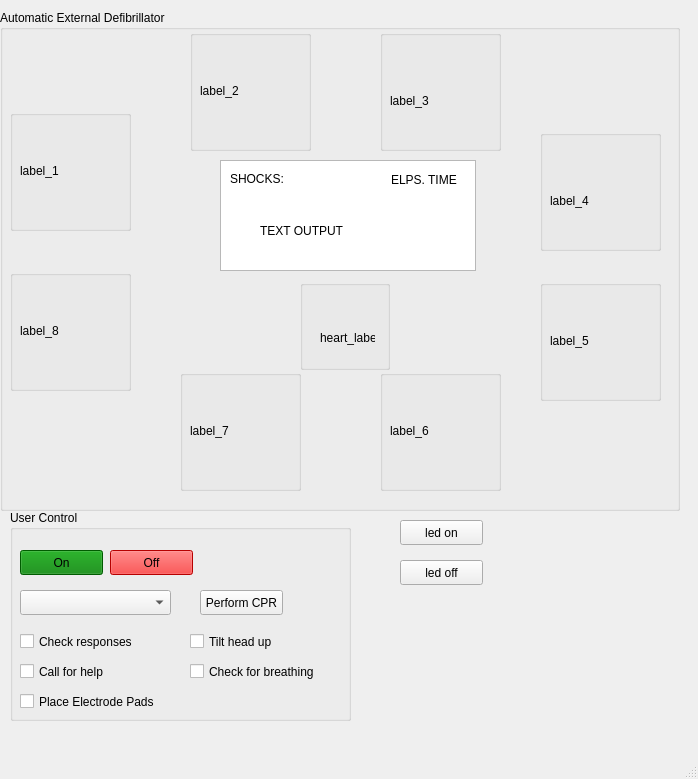
The window that src/mainwindow.ui (vishalparmar01/COMP3004_Project) describes before a commit, drawn with Qt 5.
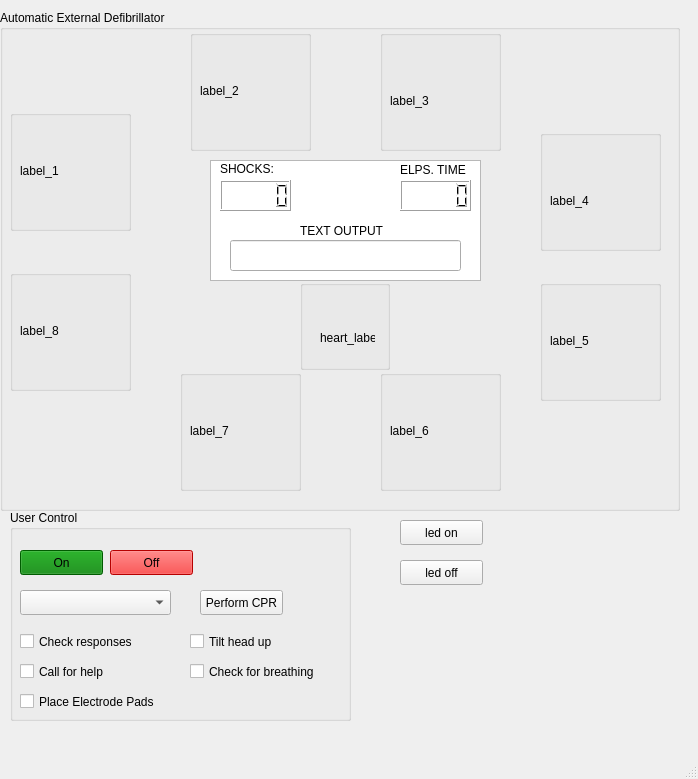
The same window after the commit.

Commit message: Created a Battery class to handle battery functionality. Added powerOn SLOT.

```diff
--- a/src/mainwindow.ui
+++ b/src/mainwindow.ui
@@ -561,17 +561,17 @@
     <widget class="QTextBrowser" name="textBrowser">
      <property name="geometry">
       <rect>
-       <x>220</x>
+       <x>210</x>
        <y>150</y>
-       <width>256</width>
-       <height>111</height>
+       <width>271</width>
+       <height>121</height>
       </rect>
      </property>
     </widget>
     <widget class="QLabel" name="label">
      <property name="geometry">
       <rect>
-       <x>260</x>
+       <x>300</x>
        <y>200</y>
        <width>171</width>
        <height>41</height>
@@ -584,8 +584,8 @@
     <widget class="QLabel" name="label_9">
      <property name="geometry">
       <rect>
-       <x>230</x>
-       <y>160</y>
+       <x>220</x>
+       <y>150</y>
        <width>81</width>
        <height>17</height>
       </rect>
@@ -597,8 +597,8 @@
     <widget class="QLabel" name="label_10">
      <property name="geometry">
       <rect>
-       <x>391</x>
-       <y>160</y>
+       <x>400</x>
+       <y>150</y>
        <width>71</width>
        <height>20</height>
       </rect>
@@ -607,6 +607,36 @@
       <string>ELPS. TIME</string>
      </property>
     </widget>
+    <widget class="QLCDNumber" name="shocks">
+     <property name="geometry">
+      <rect>
+       <x>220</x>
+       <y>170</y>
+       <width>71</width>
+       <height>31</height>
+      </rect>
+     </property>
+    </widget>
+    <widget class="QLCDNumber" name="elapsedTime">
+     <property name="geometry">
+      <rect>
+       <x>400</x>
+       <y>170</y>
+       <width>71</width>
+       <height>31</height>
+      </rect>
+     </property>
+    </widget>
+    <widget class="QLineEdit" name="display">
+     <property name="geometry">
+      <rect>
+       <x>230</x>
+       <y>230</y>
+       <width>231</width>
+       <height>31</height>
+      </rect>
+     </property>
+    </widget>
    </widget>
    <widget class="QPushButton" name="turnOnButton">
     <property name="geometry">
```
Left out of the diff: 2 changed lines with no effect on the pictures. The commit also changes 6 other files.
